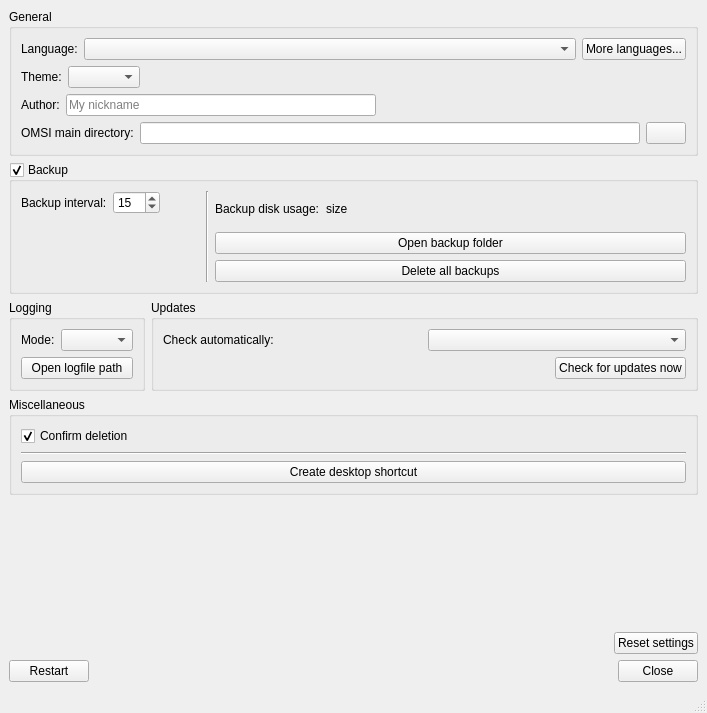
Qt form OTModules/OTGeneric/wsettings.ui (pietr26/OMSI-Tools) before a commit.
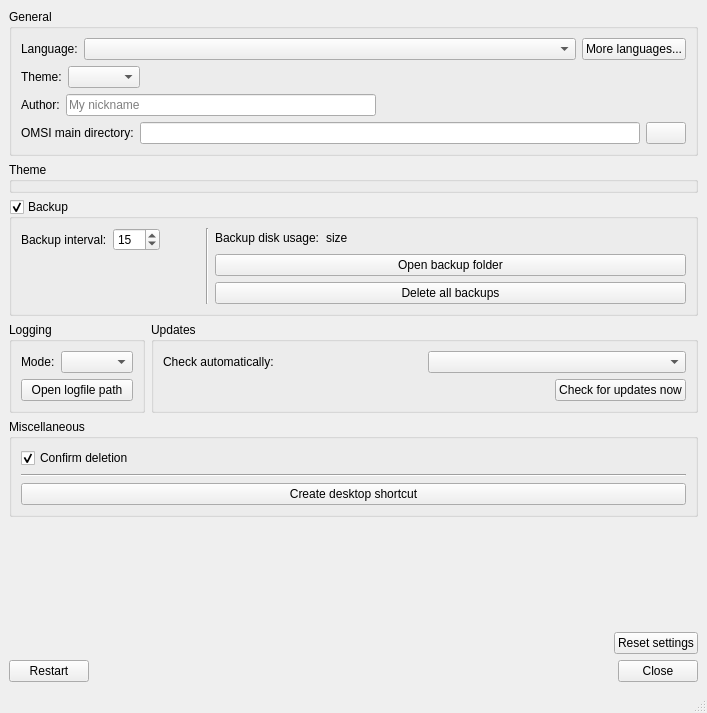
The same form after that commit. Icons and pictures are not drawn.

Patch:
```diff
--- a/OTModules/OTGeneric/wsettings.ui
+++ b/OTModules/OTGeneric/wsettings.ui
@@ -184,6 +184,13 @@
       </layout>
      </widget>
     </item>
+    <item>
+     <widget class="QGroupBox" name="gbxTheme">
+      <property name="title">
+       <string>Theme</string>
+      </property>
+     </widget>
+    </item>
     <item>
      <widget class="QGroupBox" name="gbxAutosave">
       <property name="title">
```
Left out of the diff: 2 changed lines with no effect on the pictures.
